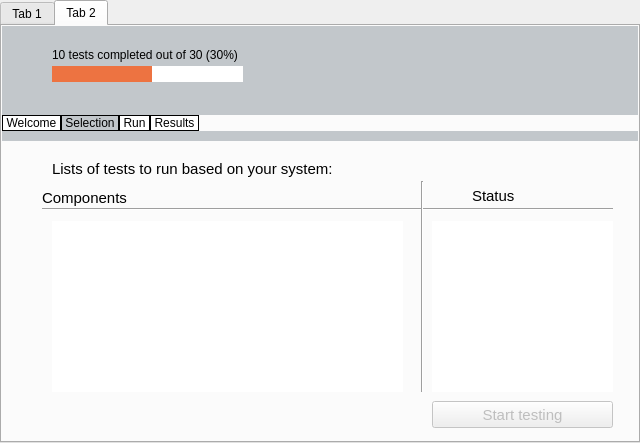
First picture: the form in qt/checkbox-qt.ui, repository checkbox/checkbox, before the edit.
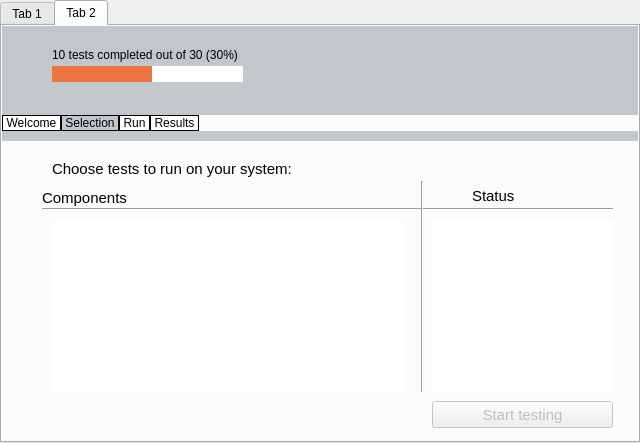
Second picture: the form after the edit. The open tabs and pages were chosen to show the change.

Commit message: Changed message for test selection to something more "assertive"

What changed in the file:
```diff
--- a/qt/checkbox-qt.ui
+++ b/qt/checkbox-qt.ui
@@ -359,7 +359,7 @@
               </rect>
              </property>
              <property name="text">
-              <string>Lists of tests to run based on your system:</string>
+              <string>Choose tests to run on your system:</string>
              </property>
             </widget>
             <widget class="Line" name="line">
```
